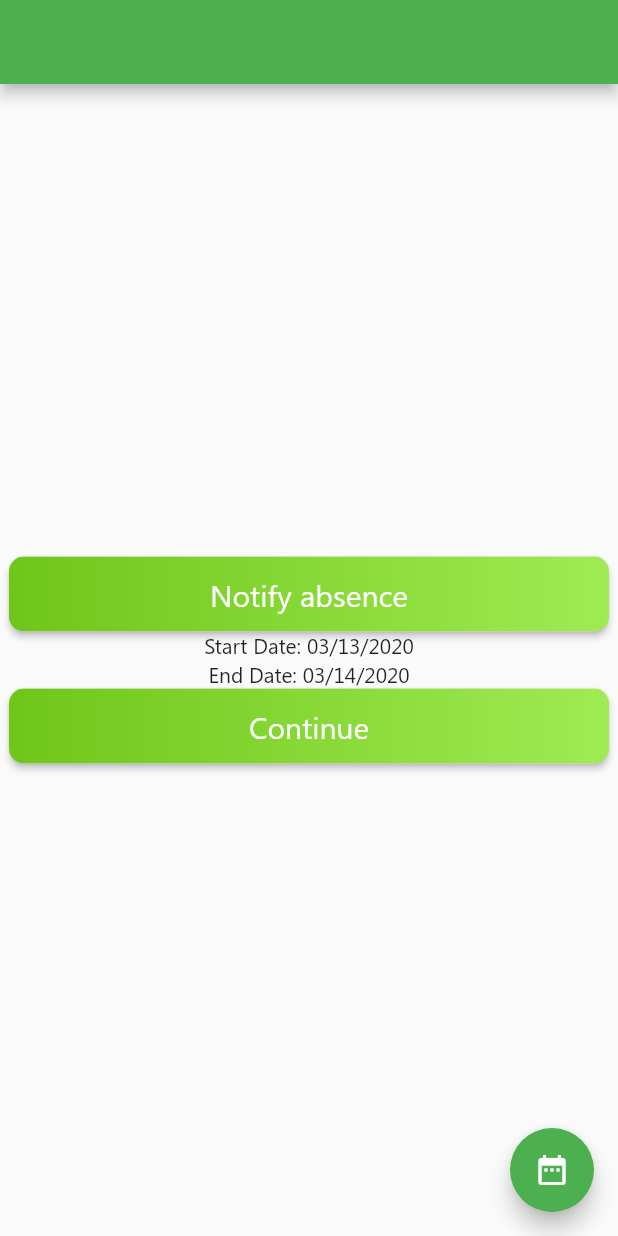
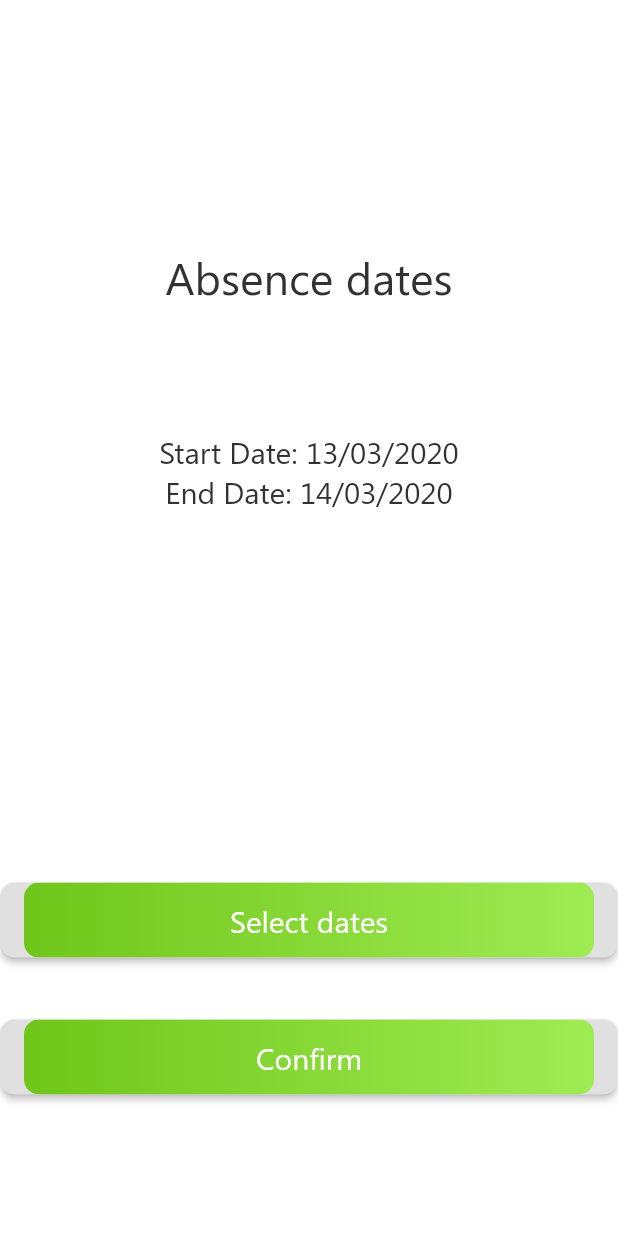
Before and after one commit to nelci592/FlutterApp, a Flutter app: the screen it shows after launch, on a phone screen of 412 x 824 dp. Run offline on Flutter 3.47's test engine with Material 2 defaults, Android fonts, the phone set to English and light mode, and no system bars; our stand-ins replace flutter_svg; missing offline and left inert: dart:js, date_range_picker.

Commit message:
style changes

```diff
--- a/progress_app/lib/main.dart
+++ b/progress_app/lib/main.dart
@@ -24,7 +24,7 @@ class MyApp extends StatelessWidget {
           title: 'Progress App',
           theme: ThemeData(
             fontFamily: 'Segoe',
-            primaryColor: Colors.green,
+           primaryColor: Colors.white,
             accentColor: Colors.green,
           ),
           home: NotifyAbsence(),
--- a/progress_app/lib/screens/auth_screen.dart
+++ b/progress_app/lib/screens/auth_screen.dart
@@ -216,7 +216,6 @@ class _AuthCardState extends State<AuthCard> {
                   CircularProgressIndicator()
                 else
                   Container(
-                    //  padding: EdgeInsets.fromLTRB(0, 10, 0, 0),
                     height: 50.0,
                     child: RaisedButton(
                       onPressed: _submit,
--- a/progress_app/lib/screens/notfity_absence.dart
+++ b/progress_app/lib/screens/notfity_absence.dart
@@ -5,6 +5,7 @@ import 'package:date_range_picker/date_range_picker.dart' as DateRangePicker;
 import 'package:intl/intl.dart';
 import 'dart:async';
 import 'package:http/http.dart' as http;
+import 'package:progress_app/screens/success_sharing_screen.dart';
 import 'dart:convert';
 import '../providers/absence.dart';
 
@@ -46,14 +47,48 @@ class _NotifyAbsenceState extends State<NotifyAbsence> {
 
   @override
   Widget build(BuildContext context) {
-    return Scaffold(
-      appBar: AppBar(),
-      body: Center(
+    final deviceSize = MediaQuery.of(context).size;
+    return Material(
+        type: MaterialType.transparency,
+        child: new Container(
+          color: Colors.white,
+          height: deviceSize.height,
+          width: deviceSize.width,
           child: Column(
-        mainAxisAlignment: MainAxisAlignment.center,
+            mainAxisAlignment: MainAxisAlignment.start,
+            crossAxisAlignment: CrossAxisAlignment.center,
             children: <Widget>[
               Container(
-            //  padding: EdgeInsets.fromLTRB(0, 10, 0, 0),
+                padding: EdgeInsets.fromLTRB(0, deviceSize.height * 0.2, 0, 0),
+                child: Text("Absence dates",
+                    textAlign: TextAlign.left,
+                    style: TextStyle(
+                      color: Color.fromRGBO(50, 50, 50, 1),
+                      fontSize: 30,
+                    )),
+              ),
+              Container(
+                padding: EdgeInsets.fromLTRB(0, deviceSize.height * 0.1, 0, 0),
+                child: Text(
+                    "Start Date: ${DateFormat('dd/MM/yyyy').format(_startDate).toString()}",
+                    textAlign: TextAlign.left,
+                    style: TextStyle(
+                      color: Color.fromRGBO(50, 50, 50, 1),
+                      fontSize: 20,
+                    )),
+              ),
+              Container(
+                child: Text(
+                    "End Date: ${DateFormat('dd/MM/yyyy').format(_endDate).toString()}",
+                    textAlign: TextAlign.left,
+                    style: TextStyle(
+                      color: Color.fromRGBO(50, 50, 50, 1),
+                      fontSize: 20,
+                    )),
+              ),
+              Container(
+                padding: EdgeInsets.fromLTRB(0, deviceSize.height * 0.3, 0, 0),
+                child: Container(
                   height: 50.0,
                   child: RaisedButton(
                     onPressed: () async {
@@ -61,7 +96,6 @@ class _NotifyAbsenceState extends State<NotifyAbsence> {
                     },
                     shape: RoundedRectangleBorder(
                         borderRadius: BorderRadius.circular(10.0)),
-              padding: EdgeInsets.all(0.0),
                     child: Ink(
                       decoration: BoxDecoration(
                           gradient: LinearGradient(
@@ -74,10 +108,11 @@ class _NotifyAbsenceState extends State<NotifyAbsence> {
                           ),
                           borderRadius: BorderRadius.circular(10.0)),
                       child: Container(
-                  constraints: BoxConstraints(maxWidth: 400.0, minHeight: 50.0),
+                        constraints:
+                            BoxConstraints(maxWidth: 400.0, minHeight: 50.0),
                         alignment: Alignment.center,
                         child: Text(
-                    "Notify absence",
+                          "Select dates",
                           textAlign: TextAlign.center,
                           style: TextStyle(
                             color: Colors.white,
@@ -88,19 +123,22 @@ class _NotifyAbsenceState extends State<NotifyAbsence> {
                     ),
                   ),
                 ),
-          Text(
-              "Start Date: ${DateFormat('MM/dd/yyyy').format(_startDate).toString()}"),
-          Text(
-              "End Date: ${DateFormat('MM/dd/yyyy').format(_endDate).toString()}"),
+              ),
               Container(
+                padding: EdgeInsets.fromLTRB(0, deviceSize.height * 0.05, 0, 0),
+                child: Container(
                   height: 50.0,
                   child: RaisedButton(
                     onPressed: () {
                       notify(_startDate.toString(), _endDate.toString(), 2);
+                      Navigator.push(
+                        context,
+                        MaterialPageRoute(
+                            builder: (context) => SuccessSharing()),
+                      );
                     },
                     shape: RoundedRectangleBorder(
                         borderRadius: BorderRadius.circular(10.0)),
-              padding: EdgeInsets.all(0.0),
                     child: Ink(
                       decoration: BoxDecoration(
                           gradient: LinearGradient(
@@ -113,10 +151,11 @@ class _NotifyAbsenceState extends State<NotifyAbsence> {
                           ),
                           borderRadius: BorderRadius.circular(10.0)),
                       child: Container(
-                  constraints: BoxConstraints(maxWidth: 400.0, minHeight: 50.0),
+                        constraints:
+                            BoxConstraints(maxWidth: 400.0, minHeight: 50.0),
                         alignment: Alignment.center,
                         child: Text(
-                    "Continue",
+                          "Confirm",
                           textAlign: TextAlign.center,
                           style: TextStyle(
                             color: Colors.white,
@@ -127,20 +166,9 @@ class _NotifyAbsenceState extends State<NotifyAbsence> {
                     ),
                   ),
                 ),
+              ),
             ],
-      )),
-      floatingActionButton: new Theme(
-        data: Theme.of(context).copyWith(
-          primaryColor: Colors.amber,
           ),
-        child: new Builder(
-          builder: (context) => new FloatingActionButton(
-              child: new Icon(Icons.date_range),
-              onPressed: () async {
-                await displayDateRangePicker(context);
-              }),
-        ),
-      ),
-    );
+        ));
   }
 }
```
Lines whose indentation alone changed are shown as unchanged.
